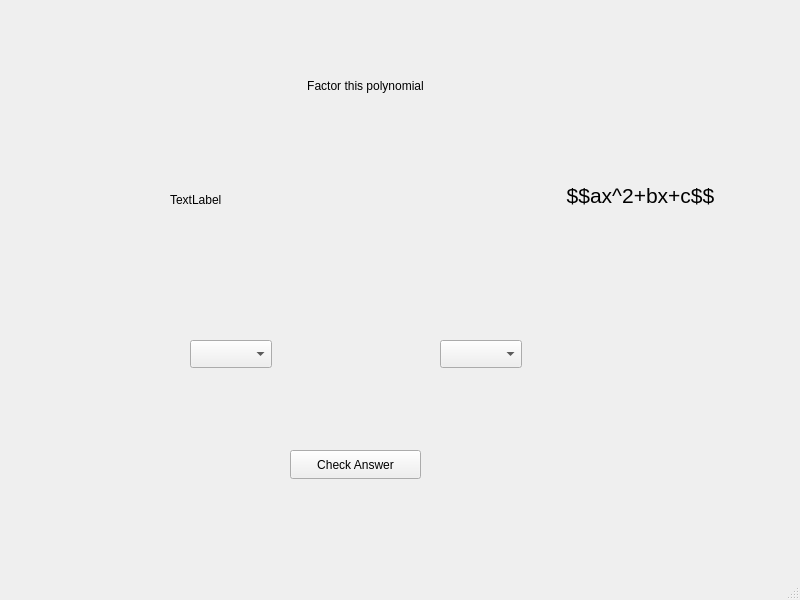
Before: the Qt Designer form PracticeFactoringApplication/factoringapplicationwindow.ui in KoizumIsaac/PracticeFactoringApplication, drawn with Qt 5.
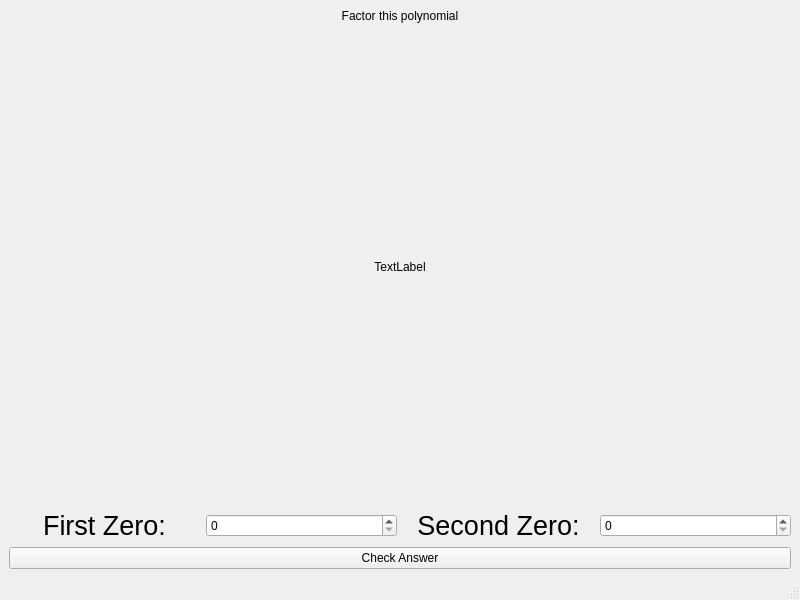
After: the same form once the commit is applied.

Commit message: Reformatted the UI for easier UX

```diff
--- a/PracticeFactoringApplication/factoringapplicationwindow.ui
+++ b/PracticeFactoringApplication/factoringapplicationwindow.ui
@@ -14,15 +14,9 @@
    <string>FactoringApplicationWindow</string>
   </property>
   <widget class="QWidget" name="centralwidget">
+   <layout class="QVBoxLayout" name="verticalLayout" stretch="0,2,2,1">
+    <item>
    <widget class="QLabel" name="promptLabel">
-    <property name="geometry">
-     <rect>
-      <x>220</x>
-      <y>30</y>
-      <width>291</width>
-      <height>111</height>
-     </rect>
-    </property>
     <property name="mouseTracking">
      <bool>true</bool>
     </property>
@@ -36,82 +30,68 @@
      <set>Qt::AlignmentFlag::AlignCenter</set>
     </property>
    </widget>
-   <widget class="QPushButton" name="checkAnswerButton">
-    <property name="geometry">
-     <rect>
-      <x>290</x>
-      <y>450</y>
-      <width>131</width>
-      <height>29</height>
-     </rect>
-    </property>
-    <property name="text">
-     <string>Check Answer</string>
-    </property>
-   </widget>
-   <widget class="QComboBox" name="comboBox">
-    <property name="geometry">
-     <rect>
-      <x>190</x>
-      <y>340</y>
-      <width>82</width>
-      <height>28</height>
-     </rect>
-    </property>
-    <property name="currentText">
-     <string/>
-    </property>
-   </widget>
-   <widget class="QComboBox" name="comboBox_2">
-    <property name="geometry">
-     <rect>
-      <x>440</x>
-      <y>340</y>
-      <width>82</width>
-      <height>28</height>
-     </rect>
-    </property>
-   </widget>
-   <widget class="QLabel" name="label">
-    <property name="geometry">
-     <rect>
-      <x>510</x>
-      <y>160</y>
-      <width>261</width>
-      <height>71</height>
-     </rect>
-    </property>
-    <property name="font">
-     <font>
-      <pointsize>16</pointsize>
-     </font>
-    </property>
-    <property name="text">
-     <string>$$ax^2+bx+c$$</string>
-    </property>
-    <property name="textFormat">
-     <enum>Qt::TextFormat::MarkdownText</enum>
-    </property>
-    <property name="alignment">
-     <set>Qt::AlignmentFlag::AlignCenter</set>
-    </property>
-    <property name="wordWrap">
-     <bool>true</bool>
-    </property>
-   </widget>
+    </item>
+    <item>
    <widget class="QLabel" name="equationDisplay">
-    <property name="geometry">
-     <rect>
-      <x>170</x>
-      <y>190</y>
-      <width>63</width>
-      <height>20</height>
-     </rect>
+      <property name="layoutDirection">
+       <enum>Qt::LayoutDirection::LeftToRight</enum>
     </property>
     <property name="text">
      <string>TextLabel</string>
     </property>
-   </widget>
+      <property name="alignment">
+       <set>Qt::AlignmentFlag::AlignCenter</set>
+      </property>
+     </widget>
+    </item>
+    <item>
+     <layout class="QHBoxLayout" name="horizontalLayout">
+      <item>
+       <widget class="QLabel" name="firstZeroDesc">
+        <property name="font">
+         <font>
+          <pointsize>20</pointsize>
+         </font>
+        </property>
+        <property name="text">
+         <string>First Zero:</string>
+        </property>
+        <property name="alignment">
+         <set>Qt::AlignmentFlag::AlignCenter</set>
+        </property>
+       </widget>
+      </item>
+      <item>
+       <widget class="QSpinBox" name="firstZeroInput"/>
+      </item>
+      <item>
+       <widget class="QLabel" name="secondZeroDesc">
+        <property name="font">
+         <font>
+          <pointsize>20</pointsize>
+         </font>
+        </property>
+        <property name="text">
+         <string>Second Zero:</string>
+        </property>
+        <property name="alignment">
+         <set>Qt::AlignmentFlag::AlignCenter</set>
+        </property>
+       </widget>
+      </item>
+      <item>
+       <widget class="QSpinBox" name="secondZeroInput"/>
+      </item>
+     </layout>
+    </item>
+    <item>
+     <widget class="QPushButton" name="checkAnswerButton">
+      <property name="text">
+       <string>Check Answer</string>
+      </property>
+     </widget>
+    </item>
+   </layout>
   </widget>
   <widget class="QMenuBar" name="menubar">
    <property name="geometry">
```
Left out of the diff: 2 changed lines with no effect on the pictures. Lines whose indentation alone changed are shown as unchanged.
